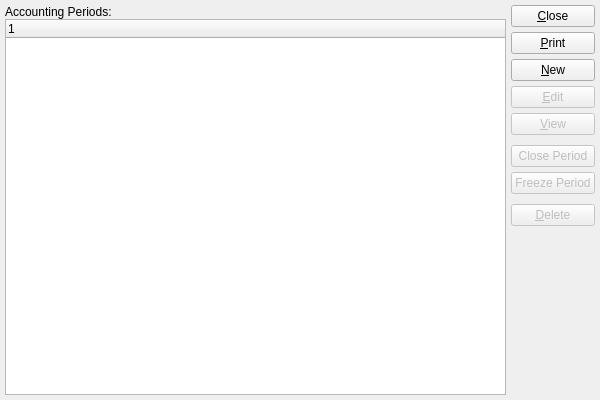
This is guiclient/accountingPeriods.ui in knowhow/xtuple as Qt 5 draws it before an edit. The edited form follows.
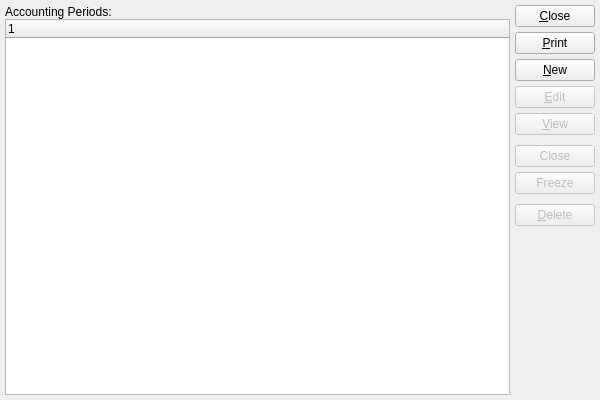
This is the edited form. Custom widgets are drawn as their Qt base class.

What changed in the file:
```diff
--- a/guiclient/accountingPeriods.ui
+++ b/guiclient/accountingPeriods.ui
@@ -106,7 +106,7 @@
         <bool>false</bool>
        </property>
        <property name="text">
-        <string>Close Period</string>
+        <string>Close</string>
        </property>
       </widget>
      </item>
@@ -116,7 +116,7 @@
         <bool>false</bool>
        </property>
        <property name="text">
-        <string>Freeze Period</string>
+        <string>Freeze</string>
        </property>
       </widget>
      </item>
```
Left out of the diff: 3 changed lines with no effect on the pictures.
